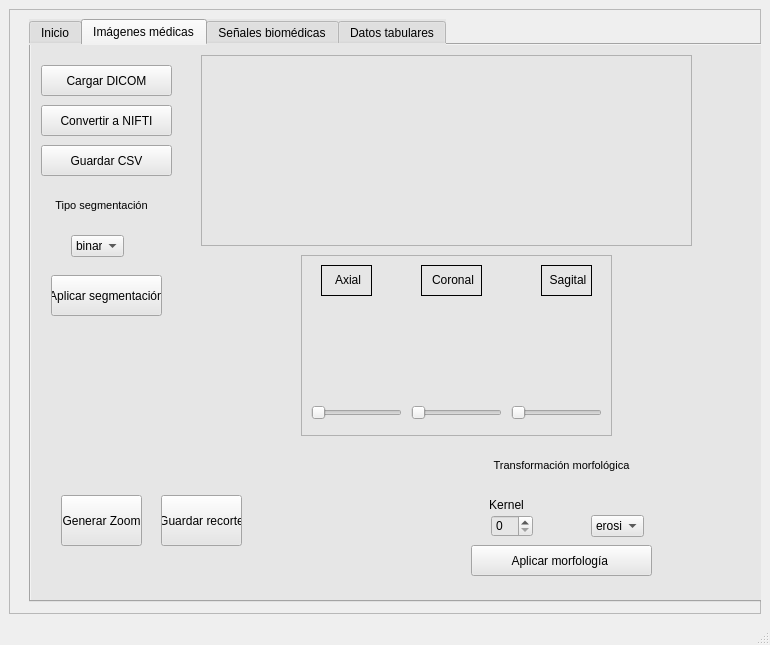
Above: Vista/principal.ui from msofiaalmanza-coder/BioSync before the change. Below: the same form after it.
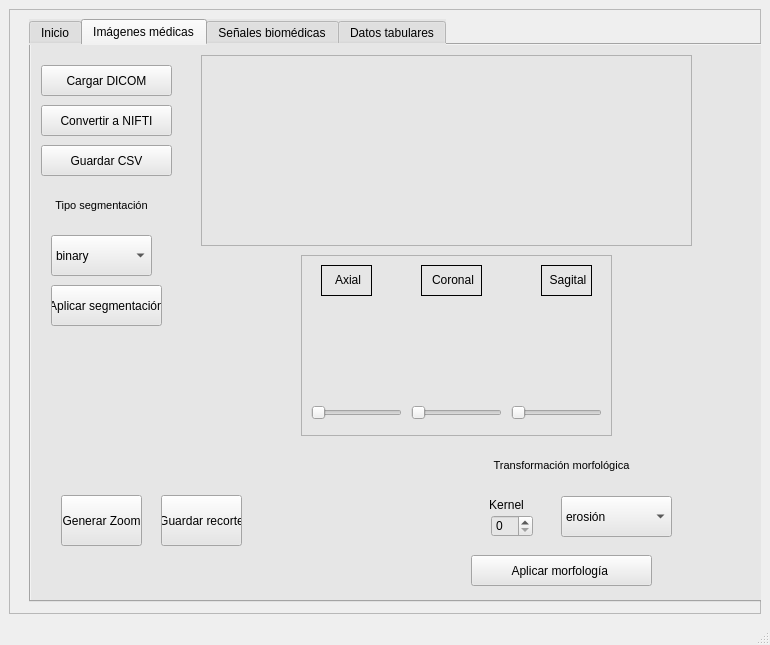
That is the form after the change. The open tabs and pages were chosen to show the change.

What changed in the file:
```diff
--- a/Vista/principal.ui
+++ b/Vista/principal.ui
@@ -311,7 +311,7 @@
          <property name="geometry">
           <rect>
            <x>20</x>
-           <y>230</y>
+           <y>240</y>
            <width>111</width>
            <height>41</height>
           </rect>
@@ -359,7 +359,7 @@
          <property name="geometry">
           <rect>
            <x>440</x>
-           <y>500</y>
+           <y>510</y>
            <width>181</width>
            <height>31</height>
           </rect>
@@ -400,10 +400,10 @@
         <widget class="QComboBox" name="comboSegmentacion">
          <property name="geometry">
           <rect>
-           <x>40</x>
+           <x>20</x>
            <y>190</y>
-           <width>53</width>
-           <height>22</height>
+           <width>101</width>
+           <height>41</height>
           </rect>
          </property>
          <item>
@@ -435,10 +435,10 @@
         <widget class="QComboBox" name="comboMorfologia">
          <property name="geometry">
           <rect>
-           <x>560</x>
-           <y>470</y>
-           <width>53</width>
-           <height>22</height>
+           <x>530</x>
+           <y>451</y>
+           <width>111</width>
+           <height>41</height>
           </rect>
          </property>
          <item>
```
Left out of the diff: 2 changed lines with no effect on the pictures.
